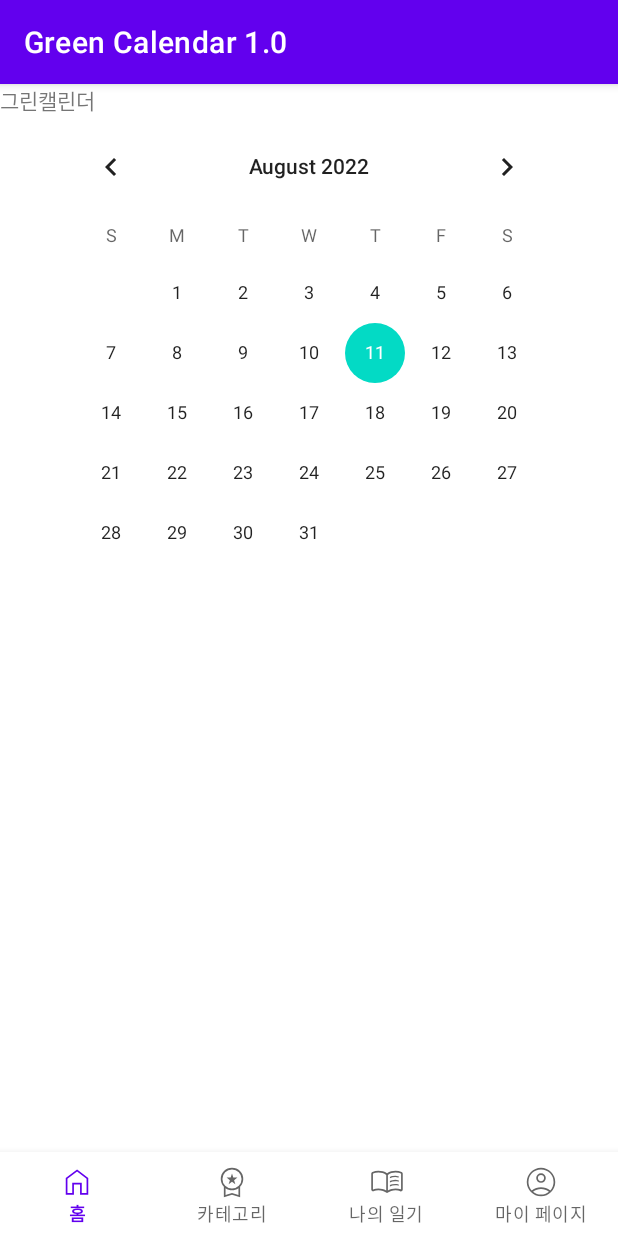
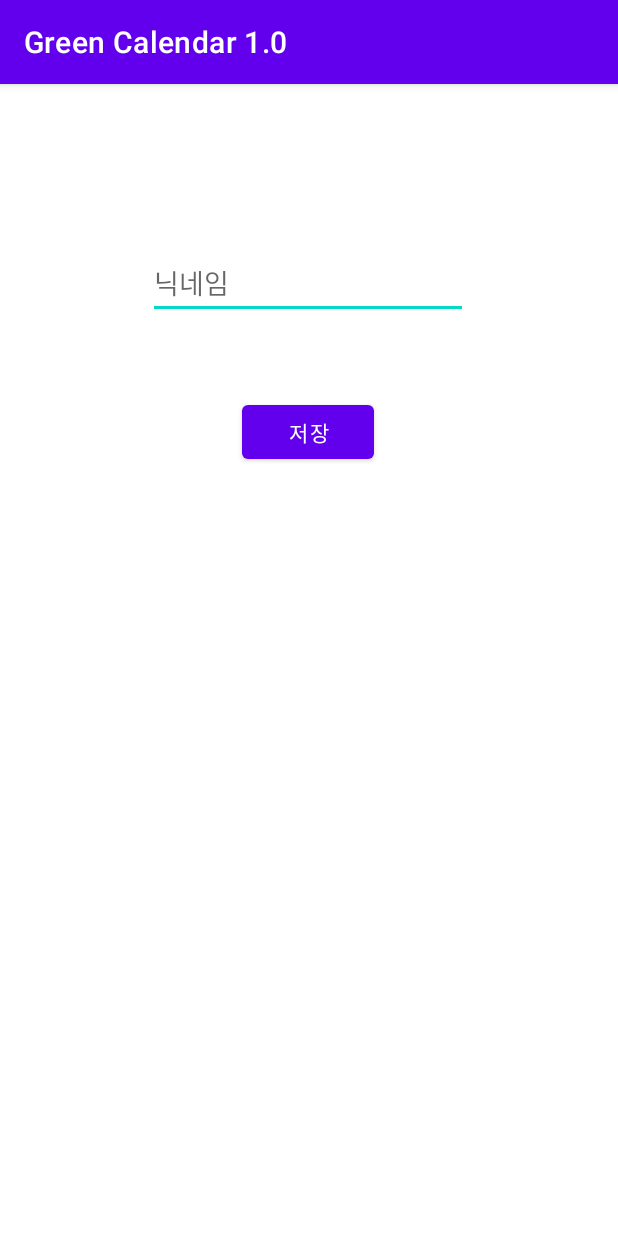
Before and after one commit to Green-Calendar-1/Green-Calendar-1, an Android app: the screen it shows after launch (MainActivity before the commit, ProfileSettingActivity after it), after a tap on "네이버 로그인", on a phone screen of 412 x 824 dp. Run offline under Robolectric (Android 15) with nearby library versions, the phone set to English and light mode, and no system bars; our stand-ins replace Firebase (no records; nobody signed in at launch, a user with empty details on screens opened directly); libraries missing offline, so code that uses them is left out: com.navercorp.nid; 4 statements that could not run were skipped.

Commit message:
8/11 ProfileSettingActivity(프로필 초기 설정 창) 추가하고 닉네임 내부 저장소에 저장 완료

```diff
--- a/app/build.gradle
+++ b/app/build.gradle
@@ -53,6 +53,8 @@ dependencies {
     // 네이버 로그인
     implementation 'com.navercorp.nid:oauth-jdk8:5.1.0' // jdk 8
     implementation 'org.jetbrains.kotlinx:kotlinx-coroutines-android:1.3.9'
+    // sharedPreferences
+    implementation 'androidx.preference:preference-ktx:1.2.0'
 
 
     implementation 'androidx.core:core-ktx:1.7.0'
--- a/app/src/main/AndroidManifest.xml
+++ b/app/src/main/AndroidManifest.xml
@@ -14,6 +14,9 @@
         android:theme="@style/Theme.GreenCalendar10"
         tools:targetApi="31">
         <activity
+            android:name=".ProfileSettingActivity"
+            android:exported="false" />
+        <activity
             android:name=".MainActivity"
             android:exported="false" />
         <activity
--- a/app/src/main/java/com/example/greencalendar10/LoginActivity.kt
+++ b/app/src/main/java/com/example/greencalendar10/LoginActivity.kt
@@ -32,7 +32,7 @@ class LoginActivity : AppCompatActivity() {
         binding=ActivityLoginBinding.inflate(layoutInflater)
         auth = Firebase.auth
 
-        var intent = Intent(this, MainActivity::class.java)
+        var intent = Intent(this, ProfileSettingActivity::class.java)
 
         setContentView(binding.root)
 
--- /dev/null
+++ b/app/src/main/java/com/example/greencalendar10/ProfileSettingActivity.kt
@@ -0,0 +1,44 @@
+package com.example.greencalendar10
+
+import android.content.Context
+import android.content.Intent
+import androidx.appcompat.app.AppCompatActivity
+import android.os.Bundle
+import android.widget.Toast
+import com.example.greencalendar10.databinding.ActivityProfileSettingBinding
+
+class ProfileSettingActivity : AppCompatActivity() {
+
+    lateinit var binding:ActivityProfileSettingBinding
+
+    override fun onCreate(savedInstanceState: Bundle?) {
+        super.onCreate(savedInstanceState)
+
+        binding = ActivityProfileSettingBinding.inflate(layoutInflater)
+        setContentView(binding.root)
+
+        var intent = Intent(this,MainActivity::class.java)
+        val sharedPref = getPreferences(Context.MODE_PRIVATE)
+
+        // 저장 버튼 눌렀을 때 sharedPreference를 통해 닉네임 내부 저장소에 저장
+        binding.settingBtn.setOnClickListener {
+            val nickname:String = binding.nicknameEt.text.toString()
+
+            sharedPref.edit().run{
+                putString("nickname1",nickname)
+                commit()
+            }
+            val savedNickname = sharedPref.getString("savedNickname",nickname)
+            // 확인을 위해 닉네임 toast 해봄
+            Toast.makeText(
+                baseContext,
+                "닉네임: $savedNickname",
+                Toast.LENGTH_SHORT
+            ).show()
+            // 프로필 설정 창에서 메인 액티비티로 이동
+            // 조건문 활용해서 초기 설정 시에만 프로필 설정창으로 이동하고 다른 경우 메인 액티비티로 바로 이동하게 설정해야함. 조건 상태를 아직 모름
+            startActivity(intent)
+        }
+
+    }
+}
--- /dev/null
+++ b/app/src/main/res/layout/activity_profile_setting.xml
@@ -0,0 +1,34 @@
+<?xml version="1.0" encoding="utf-8"?>
+<androidx.constraintlayout.widget.ConstraintLayout xmlns:android="http://schemas.android.com/apk/res/android"
+    xmlns:app="http://schemas.android.com/apk/res-auto"
+    xmlns:tools="http://schemas.android.com/tools"
+    android:layout_width="match_parent"
+    android:layout_height="match_parent"
+    tools:context=".ProfileSettingActivity">
+
+    <EditText
+        android:id="@+id/nicknameEt"
+        android:layout_width="wrap_content"
+        android:layout_height="wrap_content"
+        android:ems="10"
+        android:inputType="textPersonName"
+        android:hint="닉네임"
+        app:layout_constraintBottom_toBottomOf="parent"
+        app:layout_constraintEnd_toEndOf="parent"
+        app:layout_constraintHorizontal_bias="0.497"
+        app:layout_constraintStart_toStartOf="parent"
+        app:layout_constraintTop_toTopOf="parent"
+        app:layout_constraintVertical_bias="0.151" />
+
+    <Button
+        android:id="@+id/settingBtn"
+        android:layout_width="wrap_content"
+        android:layout_height="wrap_content"
+        android:text="저장"
+        app:layout_constraintBottom_toBottomOf="parent"
+        app:layout_constraintEnd_toEndOf="parent"
+        app:layout_constraintHorizontal_bias="0.498"
+        app:layout_constraintStart_toStartOf="parent"
+        app:layout_constraintTop_toTopOf="parent"
+        app:layout_constraintVertical_bias="0.289" />
+</androidx.constraintlayout.widget.ConstraintLayout>
```
Also changed, not shown: app/src/main/java/com/example/greencalendar10/MyPageFragment.kt (+11 -1 lines), app/src/main/res/layout/fragment_my_page.xml (+11 -0 lines).
